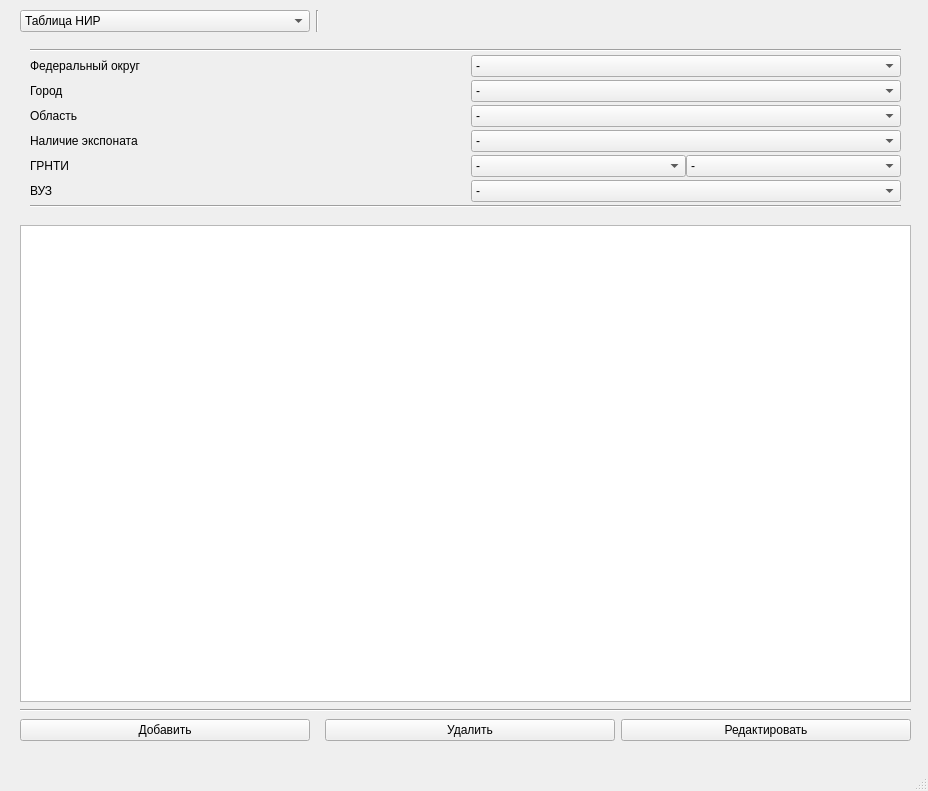
Qt form MainForm.ui (KozlovIA/Qt-DataBase) before a commit.
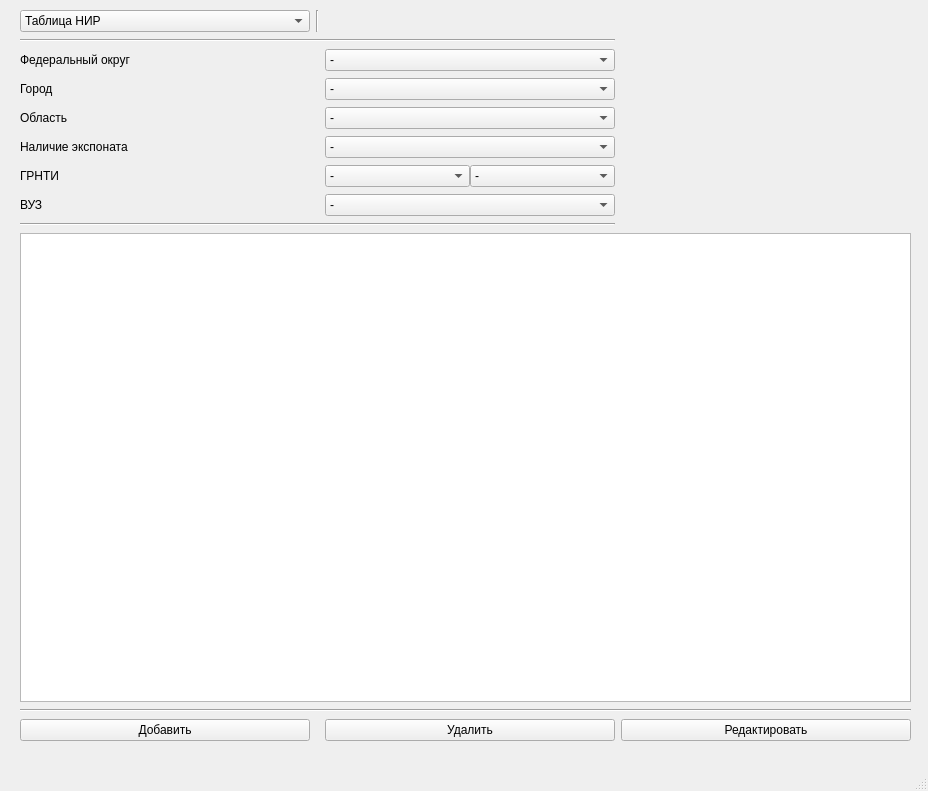
The same form after that commit. Icons and pictures are not drawn.

Commit message: The general part of the filtering is finished

```diff
--- a/MainForm.ui
+++ b/MainForm.ui
@@ -45,7 +45,7 @@
       <height>751</height>
      </rect>
     </property>
-    <layout class="QGridLayout" name="gridLayout" rowstretch="0,0,0,0,0,0,0" columnstretch="0,0,0,0">
+    <layout class="QGridLayout" name="gridLayout" rowstretch="0,0,0,0,0,0,0,0,0,0,0,0,0,0" columnstretch="0,0,0,0">
      <property name="sizeConstraint">
       <enum>QLayout::SetNoConstraint</enum>
      </property>
@@ -67,6 +67,13 @@
      <property name="verticalSpacing">
       <number>7</number>
      </property>
+     <item row="3" column="0">
+      <widget class="QLabel" name="city_lb">
+       <property name="text">
+        <string>Город</string>
+       </property>
+      </widget>
+     </item>
      <item row="0" column="1">
       <widget class="Line" name="line_2">
        <property name="orientation">
@@ -74,32 +81,29 @@
        </property>
       </widget>
      </item>
-     <item row="0" column="0">
-      <widget class="QComboBox" name="choiceTable">
-       <item>
+     <item row="13" column="3">
+      <widget class="QPushButton" name="EditField">
         <property name="text">
-         <string>Таблица НИР</string>
-        </property>
-       </item>
-       <item>
-        <property name="text">
-         <string>Таблица ВУЗов</string>
-        </property>
-       </item>
-       <item>
-        <property name="text">
-         <string>Таблица ГРНТИ</string>
-        </property>
-       </item>
+        <string>Редактировать</string>
+       </property>
       </widget>
      </item>
-     <item row="5" column="0" colspan="4">
+     <item row="12" column="0" colspan="4">
       <widget class="Line" name="line">
        <property name="orientation">
         <enum>Qt::Horizontal</enum>
        </property>
       </widget>
      </item>
+     <item row="7" column="2">
+      <widget class="QComboBox" name="university_cb">
+       <item>
+        <property name="text">
+         <string>-</string>
+        </property>
+       </item>
+      </widget>
+     </item>
      <item row="0" column="2" colspan="2">
       <widget class="QLabel" name="dbInfo">
        <property name="enabled">
@@ -113,64 +117,33 @@
        </property>
       </widget>
      </item>
-     <item row="6" column="2">
-      <widget class="QPushButton" name="deleteButton">
+     <item row="0" column="0">
+      <widget class="QComboBox" name="choiceTable">
+       <item>
        <property name="text">
-        <string>Удалить</string>
-       </property>
-      </widget>
-     </item>
-     <item row="6" column="0">
-      <widget class="QPushButton" name="AddField">
+         <string>Таблица НИР</string>
+        </property>
+       </item>
+       <item>
        <property name="text">
-        <string>Добавить</string>
-       </property>
-      </widget>
-     </item>
-     <item row="6" column="3">
-      <widget class="QPushButton" name="EditField">
+         <string>Таблица ВУЗов</string>
+        </property>
+       </item>
+       <item>
        <property name="text">
-        <string>Редактировать</string>
-       </property>
-      </widget>
-     </item>
-     <item row="1" column="0" colspan="4">
-      <layout class="QGridLayout" name="gridLayout_4">
-       <property name="leftMargin">
-        <number>10</number>
-       </property>
-       <property name="topMargin">
-        <number>10</number>
-       </property>
-       <property name="rightMargin">
-        <number>10</number>
-       </property>
-       <property name="bottomMargin">
-        <number>10</number>
-       </property>
-       <property name="horizontalSpacing">
-        <number>10</number>
-       </property>
-       <property name="verticalSpacing">
-        <number>3</number>
-       </property>
-       <item row="7" column="0">
-        <widget class="QLabel" name="preference_exibit_lb">
-         <property name="text">
-          <string>Наличие экспоната</string>
-         </property>
-        </widget>
-       </item>
-       <item row="3" column="1">
-        <widget class="QComboBox" name="city_cb">
-         <item>
+         <string>Таблица ГРНТИ</string>
+        </property>
+       </item>
+      </widget>
+     </item>
+     <item row="4" column="0">
+      <widget class="QLabel" name="region_lb">
           <property name="text">
-           <string>-</string>
-          </property>
-         </item>
-        </widget>
-       </item>
-       <item row="7" column="1">
+        <string>Область</string>
+       </property>
+      </widget>
+     </item>
+     <item row="5" column="2">
         <widget class="QComboBox" name="preference_exibit_cb">
          <item>
           <property name="text">
@@ -194,110 +167,30 @@
          </item>
         </widget>
        </item>
-       <item row="1" column="1">
-        <widget class="QComboBox" name="federalDistrict_cb">
-         <item>
-          <property name="text">
-           <string>-</string>
-          </property>
-         </item>
-        </widget>
-       </item>
-       <item row="5" column="1">
-        <widget class="QComboBox" name="region_cb">
-         <item>
-          <property name="text">
-           <string>-</string>
-          </property>
-         </item>
-        </widget>
-       </item>
-       <item row="1" column="0">
-        <widget class="QLabel" name="federalDistrict_lb">
-         <property name="text">
-          <string>Федеральный округ</string>
-         </property>
-        </widget>
-       </item>
-       <item row="3" column="0">
-        <widget class="QLabel" name="city_lb">
-         <property name="text">
-          <string>Город</string>
-         </property>
-        </widget>
-       </item>
-       <item row="0" column="0" colspan="2">
-        <widget class="Line" name="line_3">
-         <property name="orientation">
-          <enum>Qt::Horizontal</enum>
-         </property>
-        </widget>
-       </item>
-       <item row="5" column="0">
-        <widget class="QLabel" name="region_lb">
-         <property name="text">
-          <string>Область</string>
-         </property>
-        </widget>
-       </item>
-       <item row="12" column="0" colspan="2">
-        <widget class="Line" name="line_4">
-         <property name="orientation">
-          <enum>Qt::Horizontal</enum>
-         </property>
-        </widget>
-       </item>
-       <item row="9" column="1">
-        <widget class="QComboBox" name="university_cb">
-         <item>
-          <property name="text">
-           <string>-</string>
-          </property>
-         </item>
-        </widget>
-       </item>
-       <item row="9" column="0">
+     <item row="7" column="0">
         <widget class="QLabel" name="university_lb">
          <property name="text">
           <string>ВУЗ</string>
          </property>
         </widget>
        </item>
-       <item row="8" column="0">
-        <widget class="QLabel" name="GRNTI_lb">
-         <property name="text">
-          <string>ГРНТИ</string>
-         </property>
-         <property name="alignment">
-          <set>Qt::AlignLeading|Qt::AlignLeft|Qt::AlignVCenter</set>
-         </property>
-        </widget>
-       </item>
-       <item row="8" column="1">
-        <layout class="QHBoxLayout" name="horizontalLayout_3">
+     <item row="3" column="2">
+      <widget class="QComboBox" name="city_cb">
          <item>
-          <widget class="QComboBox" name="GRNTI_1_cb">
-           <item>
             <property name="text">
              <string>-</string>
             </property>
            </item>
           </widget>
          </item>
-         <item>
-          <widget class="QComboBox" name="GRNTI_2_cb">
-           <item>
+     <item row="13" column="0">
+      <widget class="QPushButton" name="AddField">
             <property name="text">
-             <string>-</string>
-            </property>
-           </item>
-          </widget>
-         </item>
-        </layout>
-       </item>
-      </layout>
-     </item>
-     <item row="2" column="0" colspan="4">
+        <string>Добавить</string>
+       </property>
+      </widget>
+     </item>
+     <item row="9" column="0" colspan="4">
       <widget class="QTableView" name="tableView">
        <property name="enabled">
         <bool>true</bool>
@@ -313,6 +206,91 @@
        </property>
       </widget>
      </item>
+     <item row="1" column="0" colspan="3">
+      <widget class="Line" name="line_3">
+       <property name="orientation">
+        <enum>Qt::Horizontal</enum>
+       </property>
+      </widget>
+     </item>
+     <item row="2" column="2">
+      <widget class="QComboBox" name="federalDistrict_cb">
+       <item>
+        <property name="text">
+         <string>-</string>
+        </property>
+       </item>
+      </widget>
+     </item>
+     <item row="13" column="2">
+      <widget class="QPushButton" name="deleteButton">
+       <property name="text">
+        <string>Удалить</string>
+       </property>
+      </widget>
+     </item>
+     <item row="2" column="0">
+      <widget class="QLabel" name="federalDistrict_lb">
+       <property name="text">
+        <string>Федеральный округ</string>
+       </property>
+      </widget>
+     </item>
+     <item row="5" column="0">
+      <widget class="QLabel" name="preference_exibit_lb">
+       <property name="text">
+        <string>Наличие экспоната</string>
+       </property>
+      </widget>
+     </item>
+     <item row="8" column="0" colspan="3">
+      <widget class="Line" name="line_4">
+       <property name="orientation">
+        <enum>Qt::Horizontal</enum>
+       </property>
+      </widget>
+     </item>
+     <item row="6" column="2">
+      <layout class="QHBoxLayout" name="horizontalLayout_3">
+       <item>
+        <widget class="QComboBox" name="GRNTI_1_cb">
+         <item>
+          <property name="text">
+           <string>-</string>
+          </property>
+         </item>
+        </widget>
+       </item>
+       <item>
+        <widget class="QComboBox" name="GRNTI_2_cb">
+         <item>
+          <property name="text">
+           <string>-</string>
+          </property>
+         </item>
+        </widget>
+       </item>
+      </layout>
+     </item>
+     <item row="6" column="0">
+      <widget class="QLabel" name="GRNTI_lb">
+       <property name="text">
+        <string>ГРНТИ</string>
+       </property>
+       <property name="alignment">
+        <set>Qt::AlignLeading|Qt::AlignLeft|Qt::AlignVCenter</set>
+       </property>
+      </widget>
+     </item>
+     <item row="4" column="2">
+      <widget class="QComboBox" name="region_cb">
+       <item>
+        <property name="text">
+         <string>-</string>
+        </property>
+       </item>
+      </widget>
+     </item>
     </layout>
    </widget>
   </widget>
```
Lines whose indentation alone changed are shown as unchanged. The commit also changes 2 other files.
